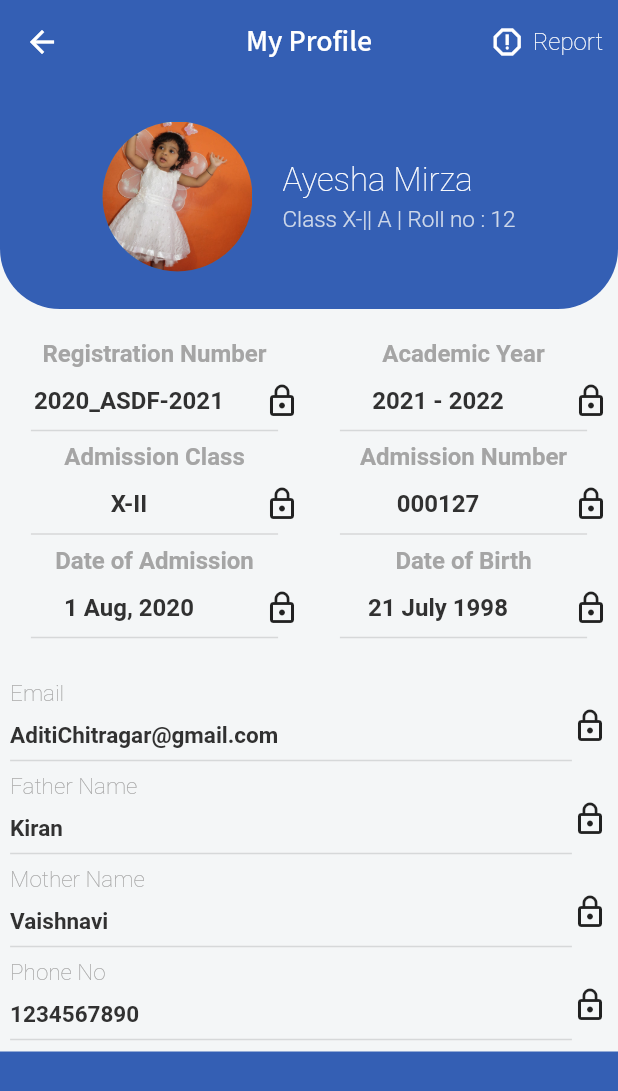
After one commit to kubermirajakar/SchoolApp, a Flutter app: the MyProfileScreen screen opened by its route, on a phone screen of 412 x 824 dp. The commit adds this screen. Shown: the top 1091 px of the screen. Run offline on Flutter 3.47's test engine with Material 2 defaults, Android fonts, the phone set to English and light mode, and no system bars; our stand-ins replace flutter_svg, google_fonts; missing offline and left inert: dart:js.

Commit message:
Added Profile page

```diff
--- a/lib/main.dart
+++ b/lib/main.dart
@@ -16,15 +16,25 @@ class MyApp extends StatelessWidget {
   Widget build(BuildContext context) {
     return MaterialApp(
       debugShowCheckedModeBanner: false,
+
       // Application name
       title: 'School Brain',
       theme: ThemeData.light().copyWith(
         scaffoldBackgroundColor: kPrimaryColor,
         primaryColor: kPrimaryColor,
+        appBarTheme: AppBarTheme(
+          color: kPrimaryColor,
+          elevation: 0,
+        ),
         textTheme:
             GoogleFonts.sourceSansProTextTheme(Theme.of(context).textTheme)
                 .apply()
                 .copyWith(
+                  labelMedium: const TextStyle(
+                    color: kTextWhiteColor,
+                    fontSize: 16,
+                    fontWeight: FontWeight.bold,
+                  ),
                   bodyLarge: const TextStyle(
                     color: kTextWhiteColor,
                     fontSize: 35,
--- a/lib/routes.dart
+++ b/lib/routes.dart
@@ -3,10 +3,12 @@ import 'dart:js';
 import 'package:flutter/material.dart';
 import 'package:schoolapp/screens/home_screen/home_screen.dart';
 import 'package:schoolapp/screens/login_screen/login_screen.dart';
+import 'package:schoolapp/screens/my_profile/my_profile.dart';
 import 'package:schoolapp/screens/splash_screen/splash_screen.dart';
 
 Map<String, WidgetBuilder> routes = {
   SplashScreen.routeName: (context) => SplashScreen(),
   LoginScreen.routeName: (context) => LoginScreen(),
   HomeScreen.routeName: (context) => HomeScreen(),
+  MyProfileScreen.routeName: (context) => MyProfileScreen(),
 };
--- a/lib/screens/home_screen/home_screen.dart
+++ b/lib/screens/home_screen/home_screen.dart
@@ -2,6 +2,7 @@ import 'package:flutter/material.dart';
 import 'package:flutter_svg/flutter_svg.dart';
 import 'package:schoolapp/constants.dart';
 import 'package:schoolapp/screens/home_screen/widgets/students_data.dart';
+import 'package:schoolapp/screens/my_profile/my_profile.dart';
 
 class HomeScreen extends StatefulWidget {
   static String routeName = 'homeScreen';
@@ -31,7 +32,7 @@ class _HomeScreenState extends State<HomeScreen> {
                     Column(
                       mainAxisAlignment: MainAxisAlignment.center,
                       children: [
-                        const StudentName(name: 'Ayesha'),
+                        const StudentName(name: 'Kuber'),
                         const SizedBox(
                           height: 10,
                         ),
@@ -43,16 +44,29 @@ class _HomeScreenState extends State<HomeScreen> {
                         const StudentYear(studentYear: '2020 - 2021'),
                       ],
                     ),
-                    const StudentImage(
-                        studentImage: 'assets/images/student_profile.jpeg'),
+                    StudentImage(
+                      // studentImage: 'assets/images/student_profile.jpeg',
+                      studentImage: 'assets/images/aditi.jpeg',
+                      onPress: () {
+                        Navigator.pushNamed(context, MyProfileScreen.routeName);
+                      },
+                    ),
                   ],
                 ),
                 sizedBox,
                 Row(
                   mainAxisAlignment: MainAxisAlignment.spaceAround,
                   children: [
-                    StudentClassRecord(title: 'Attedance', value: '90%'),
-                    StudentClassRecord(title: 'Fees Due', value: '600\$'),
+                    StudentClassRecord(
+                      title: 'Attedance',
+                      value: '90%',
+                      onPress: () {},
+                    ),
+                    StudentClassRecord(
+                      title: 'Fees Due',
+                      value: '600\$',
+                      onPress: () {},
+                    ),
                   ],
                 ),
               ],
--- a/lib/screens/home_screen/widgets/students_data.dart
+++ b/lib/screens/home_screen/widgets/students_data.dart
@@ -79,15 +79,20 @@ class StudentYear extends StatelessWidget {
 
 class StudentImage extends StatelessWidget {
   final String studentImage;
+  final VoidCallback onPress;
 
-  const StudentImage({super.key, required this.studentImage});
+  const StudentImage(
+      {super.key, required this.studentImage, required this.onPress});
 
   @override
   Widget build(BuildContext context) {
-    return CircleAvatar(
+    return GestureDetector(
+      onTap: onPress,
+      child: CircleAvatar(
         maxRadius: 50,
         minRadius: 50,
         backgroundImage: AssetImage(studentImage),
+      ),
     );
   }
 }
@@ -95,13 +100,19 @@ class StudentImage extends StatelessWidget {
 class StudentClassRecord extends StatelessWidget {
   final String title;
   final String value;
+  final VoidCallback onPress;
 
   const StudentClassRecord(
-      {super.key, required this.title, required this.value});
+      {super.key,
+      required this.title,
+      required this.value,
+      required this.onPress});
 
   @override
   Widget build(BuildContext context) {
-    return Container(
+    return InkWell(
+      onTap: onPress,
+      child: Container(
         height: MediaQuery.of(context).size.height / 9,
         width: MediaQuery.of(context).size.width / 2.5,
         decoration: BoxDecoration(
@@ -131,6 +142,7 @@ class StudentClassRecord extends StatelessWidget {
             ),
           ],
         ),
+      ),
     );
   }
 }
--- a/lib/screens/login_screen/login_screen.dart
+++ b/lib/screens/login_screen/login_screen.dart
@@ -102,8 +102,8 @@ class _LoginScreenState extends State<LoginScreen> {
                           sizedBox,
                           TextFormField(
                             validator: (value) {
-                              if (value!.isEmpty || value!.length < 6) {
-                                return 'Please enter Valid Password';
+                              if (value!.isEmpty || value.length < 6) {
+                                return 'Please enter valid Password';
                               }
                             },
                             decoration: InputDecoration(
--- /dev/null
+++ b/lib/screens/my_profile/my_profile.dart
@@ -0,0 +1,252 @@
+import 'package:flutter/material.dart';
+import 'package:schoolapp/constants.dart';
+import 'package:schoolapp/screens/home_screen/widgets/students_data.dart';
+
+class MyProfileScreen extends StatelessWidget {
+  static String routeName = 'MyProfileScreen';
+
+  const MyProfileScreen({Key? key}) : super(key: key);
+
+  @override
+  Widget build(BuildContext context) {
+    return Scaffold(
+      appBar: AppBar(
+        centerTitle: true,
+        title: Text('My Profile'),
+        actions: [
+          InkWell(
+            onTap: () {},
+            child: Container(
+              padding: EdgeInsets.only(
+                right: kDefaultPadding / 2,
+              ),
+              child: Row(
+                children: [
+                  Icon(
+                    Icons.report_gmailerrorred_outlined,
+                  ),
+                  SizedBox(
+                    width: 5,
+                  ),
+                  Text(
+                    textAlign: TextAlign.center,
+                    'Report',
+                    style: Theme.of(context).textTheme.bodySmall,
+                  )
+                ],
+              ),
+            ),
+          )
+        ],
+      ),
+      body: Container(
+        color: kOtherColor,
+        child: SingleChildScrollView(
+          child: Column(
+            children: [
+              Container(
+                width: double.infinity,
+                height: 150,
+                decoration: const BoxDecoration(
+                  color: kPrimaryColor,
+                  borderRadius: BorderRadius.only(
+                    bottomLeft: Radius.circular(
+                      kDefaultPadding * 2,
+                    ),
+                    bottomRight: Radius.circular(
+                      kDefaultPadding * 2,
+                    ),
+                  ),
+                ),
+                child: Row(
+                  mainAxisAlignment: MainAxisAlignment.center,
+                  children: [
+                    StudentImage(
+                      // studentImage: 'assets/images/student_profile.jpeg',
+                      studentImage: 'assets/images/aditi.jpeg',
+                      onPress: () {},
+                    ),
+                    kWidthSizedBox,
+                    Column(
+                      mainAxisAlignment: MainAxisAlignment.center,
+                      crossAxisAlignment: CrossAxisAlignment.start,
+                      children: [
+                        Text(
+                          'Ayesha Mirza',
+                          style:
+                              Theme.of(context).textTheme.bodySmall!.copyWith(
+                                    fontSize: 22,
+                                  ),
+                        ),
+                        const SizedBox(
+                          height: 4,
+                        ),
+                        const StudentClass(
+                            studentClass: 'Class X-|| A | Roll no : 12'),
+                      ],
+                    )
+                  ],
+                ),
+              ),
+              sizedBox,
+              Row(
+                mainAxisAlignment: MainAxisAlignment.spaceAround,
+                children: [
+                  ProfileDetailRow(
+                    title: 'Registration Number',
+                    value: '2020_ASDF-2021',
+                  ),
+                  ProfileDetailRow(
+                    title: 'Academic Year',
+                    value: '2021 - 2022',
+                  ),
+                ],
+              ),
+              Row(
+                mainAxisAlignment: MainAxisAlignment.spaceAround,
+                children: [
+                  ProfileDetailRow(
+                    title: 'Admission Class',
+                    value: 'X-II',
+                  ),
+                  ProfileDetailRow(
+                    title: 'Admission Number',
+                    value: '000127',
+                  ),
+                ],
+              ),
+              Row(
+                mainAxisAlignment: MainAxisAlignment.spaceAround,
+                children: [
+                  ProfileDetailRow(
+                    title: 'Date of Admission',
+                    value: '1 Aug, 2020',
+                  ),
+                  ProfileDetailRow(
+                    title: 'Date of Birth',
+                    value: '21 July 1998',
+                  ),
+                ],
+              ),
+              sizedBox,
+              ProfileDetailColumn(
+                  title: 'Email', value: 'AditiChitragar@gmail.com'),
+              ProfileDetailColumn(title: 'Father Name', value: 'Kiran'),
+              ProfileDetailColumn(title: 'Mother Name', value: 'Vaishnavi'),
+              ProfileDetailColumn(title: 'Phone No', value: '1234567890'),
+            ],
+          ),
+        ),
+      ),
+    );
+  }
+}
+
+class ProfileDetailColumn extends StatelessWidget {
+  final String title;
+  final String value;
+
+  const ProfileDetailColumn({
+    super.key,
+    required this.title,
+    required this.value,
+  });
+
+  @override
+  Widget build(BuildContext context) {
+    return Container(
+      child: Row(
+        mainAxisAlignment: MainAxisAlignment.center,
+        crossAxisAlignment: CrossAxisAlignment.center,
+        children: [
+          Column(
+            crossAxisAlignment: CrossAxisAlignment.start,
+            children: [
+              Text(
+                title,
+                style: Theme.of(context).textTheme.bodySmall!.copyWith(
+                      color: kTextLightColor,
+                      fontSize: 15,
+                    ),
+              ),
+              kHalfSizedBox,
+              Text(
+                value,
+                style: Theme.of(context).textTheme.bodySmall!.copyWith(
+                      color: kTextBlackColor,
+                      fontSize: 15,
+                      fontWeight: FontWeight.w700,
+                    ),
+              ),
+              SizedBox(
+                width: MediaQuery.of(context).size.width / 1.1,
+                child: Divider(
+                  thickness: 1.0,
+                ),
+              ),
+            ],
+          ),
+          Icon(Icons.lock_outline)
+        ],
+      ),
+    );
+  }
+}
+
+class ProfileDetailRow extends StatelessWidget {
+  final String title;
+  final String value;
+
+  const ProfileDetailRow({
+    super.key,
+    required this.title,
+    required this.value,
+  });
+
+  @override
+  Widget build(BuildContext context) {
+    return Container(
+      // color: Colors.red,
+      padding: EdgeInsets.only(
+        left: 6,
+        // top: 10,
+        right: 6,
+      ),
+      width: MediaQuery.of(context).size.width / 2,
+      child: Column(
+        mainAxisAlignment: MainAxisAlignment.center,
+        crossAxisAlignment: CrossAxisAlignment.center,
+        children: [
+          Text(
+            title,
+            style: Theme.of(context).textTheme.labelMedium!.copyWith(
+                  color: kTextLightColor,
+                ),
+          ),
+          kHalfSizedBox,
+          Row(
+            mainAxisAlignment: MainAxisAlignment.spaceBetween,
+            children: [
+              Spacer(),
+              Text(
+                value,
+                style: Theme.of(context).textTheme.labelMedium!.copyWith(
+                      color: kTextBlackColor,
+                    ),
+              ),
+              Spacer(),
+              kHalfWidthSizedBox,
+              Icon(Icons.lock_outline),
+            ],
+          ),
+          SizedBox(
+            width: MediaQuery.of(context).size.width / 2.5,
+            child: Divider(
+              thickness: 1.0,
+            ),
+          ),
+        ],
+      ),
+    );
+  }
+}
--- a/lib/screens/splash_screen/splash_screen.dart
+++ b/lib/screens/splash_screen/splash_screen.dart
@@ -35,7 +35,7 @@ class SplashScreen extends StatelessWidget {
                       letterSpacing: 2),
                 ),
                 Text(
-                  'Brain',
+                  'Management',
                   style: GoogleFonts.pattaya(
                     color: kTextWhiteColor,
                     fontSize: 50,
```
Also changed, not shown: assets/images/aditi.jpeg (added), assets/images/kuber.jpeg (added). Lines whose indentation alone changed are shown as unchanged.
